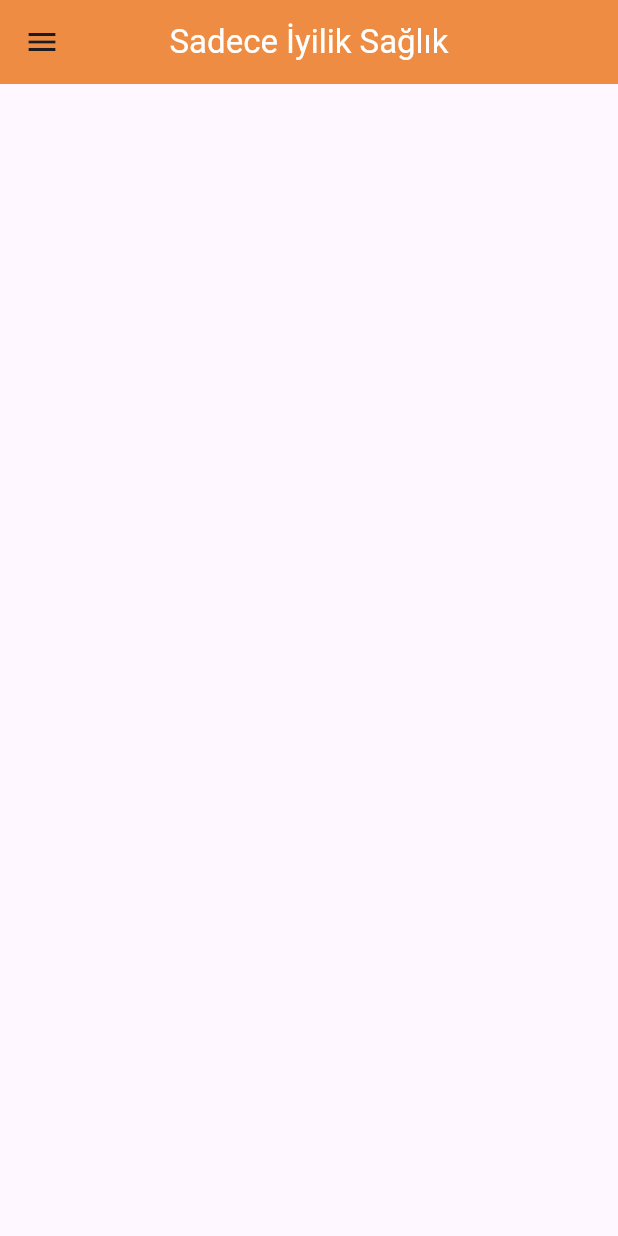
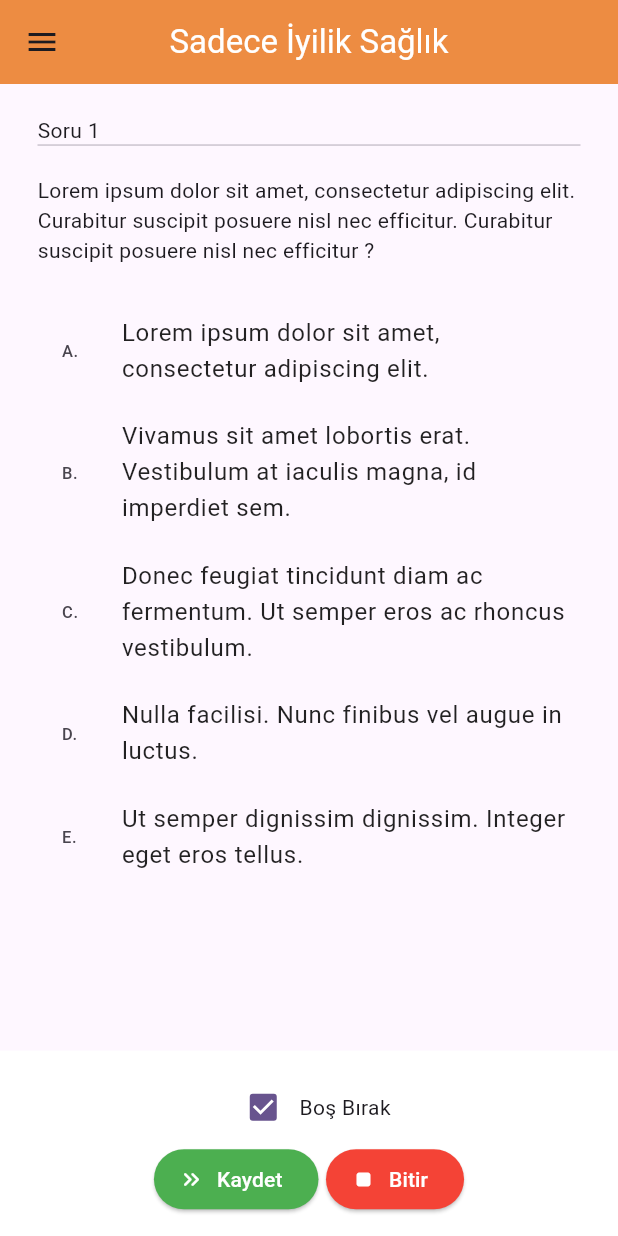
Before and after one commit to Sadece-Iyilik-Saglik/sadece_iylik_saglik, a Flutter app: the QuestionScreen screen opened directly, on a phone screen of 412 x 824 dp. Run offline on Flutter 3.47's test engine with Material 2 defaults, Android fonts, the phone set to English and light mode, and no system bars; our stand-ins replace flutter_otp_text_field.

Commit message:
Exam Screen is Updated

```diff
--- a/lib/core/viewmodel/exam_view_model.dart
+++ b/lib/core/viewmodel/exam_view_model.dart
@@ -7,7 +7,7 @@ class ExamViewModel {
     Exam(name: "Test 1", questions: [
       Question(
           content:
-              "Lorem ipsum dolor sit amet, consectetur adipiscing elit. Curabitur suscipit posuere nisl nec efficitur. Quisque aliquet arcu sed velit cursus venenatis ac non ligula. Pellentesque ac ullamcorper turpis, sed fringilla tellus. Sed et tellus odio. Vivamus quis suscipit urna. Proin sed rhoncus velit, vitae condimentum leo. Maecenas pulvinar turpis vitae tempus sagittis.",
+              "Lorem ipsum dolor sit amet, consectetur adipiscing elit. Curabitur suscipit posuere nisl nec efficitur. Curabitur suscipit posuere nisl nec efficitur ?",
           questionType: QuestionType.COKTAN_SECMELI,
           options: [
             "Lorem ipsum dolor sit amet, consectetur adipiscing elit.",
@@ -19,7 +19,7 @@ class ExamViewModel {
           trueOptionIndex: 2),
       Question(
           content:
-              "Lorem ipsum dolor sit amet, consectetur adipiscing elit. Curabitur suscipit posuere nisl nec efficitur. Quisque aliquet arcu sed velit cursus venenatis ac non ligula. Pellentesque ac ullamcorper turpis, sed fringilla tellus. Sed et tellus odio. Vivamus quis suscipit urna. Proin sed rhoncus velit, vitae condimentum leo. Maecenas pulvinar turpis vitae tempus sagittis.",
+              "Lorem ipsum dolor sit amet, consectetur adipiscing elit. Curabitur suscipit posuere nisl nec efficitur. Quisque aliquet arcu sed velit cursus venenatis ac non ligula. Pellentesque ac ullamcorper turpis, sed fringilla tellus. Sed et tellus odio. Vivamus quis suscipit urna. Proin sed rhoncus velit, vitae condimentum leo. Maecenas pulvinar turpis vitae tempus sagittis?",
           questionType: QuestionType.COKTAN_SECMELI,
           options: [
             "Lorem ipsum dolor sit amet, consectetur adipiscing elit.",
@@ -31,7 +31,7 @@ class ExamViewModel {
           trueOptionIndex: 2),
       Question(
           content:
-              "Lorem ipsum dolor sit amet, consectetur adipiscing elit. Curabitur suscipit posuere nisl nec efficitur. Quisque aliquet arcu sed velit cursus venenatis ac non ligula. Pellentesque ac ullamcorper turpis, sed fringilla tellus. Sed et tellus odio. Vivamus quis suscipit urna. Proin sed rhoncus velit, vitae condimentum leo. Maecenas pulvinar turpis vitae tempus sagittis.",
+              "Lorem ipsum dolor sit amet, consectetur adipiscing elit. Curabitur suscipit posuere nisl nec efficitur. Quisque aliquet arcu sed velit cursus venenatis ac non ligula. Pellentesque ac ullamcorper turpis, sed fringilla tellus. Sed et tellus odio. Vivamus quis suscipit urna. Proin sed rhoncus velit, vitae condimentum leo. Maecenas pulvinar turpis vitae tempus sagittis?",
           questionType: QuestionType.COKTAN_SECMELI,
           options: [
             "Lorem ipsum dolor sit amet, consectetur adipiscing elit.",
@@ -43,7 +43,7 @@ class ExamViewModel {
           trueOptionIndex: 2),
       Question(
           content:
-              "Lorem ipsum dolor sit amet, consectetur adipiscing elit. Curabitur suscipit posuere nisl nec efficitur. Quisque aliquet arcu sed velit cursus venenatis ac non ligula. Pellentesque ac ullamcorper turpis, sed fringilla tellus. Sed et tellus odio. Vivamus quis suscipit urna. Proin sed rhoncus velit, vitae condimentum leo. Maecenas pulvinar turpis vitae tempus sagittis.",
+              "Lorem ipsum dolor sit amet, consectetur adipiscing elit. Curabitur suscipit posuere nisl nec efficitur. Quisque aliquet arcu sed velit cursus venenatis ac non ligula. Pellentesque ac ullamcorper turpis, sed fringilla tellus. Sed et tellus odio. Vivamus quis suscipit urna. Proin sed rhoncus velit, vitae condimentum leo. Maecenas pulvinar turpis vitae tempus sagittis?",
           questionType: QuestionType.COKTAN_SECMELI,
           options: [
             "Lorem ipsum dolor sit amet, consectetur adipiscing elit.",
@@ -55,7 +55,7 @@ class ExamViewModel {
           trueOptionIndex: 2),
       Question(
           content:
-              "Lorem ipsum dolor sit amet, consectetur adipiscing elit. Curabitur suscipit posuere nisl nec efficitur. Quisque aliquet arcu sed velit cursus venenatis ac non ligula. Pellentesque ac ullamcorper turpis, sed fringilla tellus. Sed et tellus odio. Vivamus quis suscipit urna. Proin sed rhoncus velit, vitae condimentum leo. Maecenas pulvinar turpis vitae tempus sagittis.",
+              "Lorem ipsum dolor sit amet, consectetur adipiscing elit. Curabitur suscipit posuere nisl nec efficitur. Quisque aliquet arcu sed velit cursus venenatis ac non ligula. Pellentesque ac ullamcorper turpis, sed fringilla tellus. Sed et tellus odio. Vivamus quis suscipit urna. Proin sed rhoncus velit, vitae condimentum leo. Maecenas pulvinar turpis vitae tempus sagittis?",
           questionType: QuestionType.COKTAN_SECMELI,
           options: [
             "Lorem ipsum dolor sit amet, consectetur adipiscing elit.",
--- a/lib/view/question/question_screen.dart
+++ b/lib/view/question/question_screen.dart
@@ -1,6 +1,8 @@
 import 'package:flutter/material.dart';
+import 'package:sadece_iylik_saglik/core/base/state/base_state.dart';
 
 import 'package:sadece_iylik_saglik/core/base/view/base_view.dart';
+import 'package:sadece_iylik_saglik/core/components/dialog/custom_dialog.dart';
 import 'package:sadece_iylik_saglik/core/viewmodel/exam_view_model.dart';
 
 import '../../core/model/exam_model.dart';
@@ -12,9 +14,9 @@ class QuestionScreen extends StatefulWidget {
   State<QuestionScreen> createState() => _QuestionScreenState();
 }
 
-class _QuestionScreenState extends State<QuestionScreen> {
+class _QuestionScreenState extends BaseState<QuestionScreen> {
   List<Exam> get ex => ExamViewModel.allExams;
-
+  int selectedOption = -1;
   @override
   Widget build(BuildContext context) {
     return BaseView(
@@ -29,10 +31,16 @@ class _QuestionScreenState extends State<QuestionScreen> {
   Widget get scaffoldBody => Scaffold(
         drawer: drawer,
         appBar: appBar,
-        body: const SafeArea(
+        bottomNavigationBar: bottomBar,
+        body: SafeArea(
           child: SingleChildScrollView(
             child: Column(
-              children: [],
+              children: [
+                ...examNumberArea,
+                contentArea,
+                ...List.generate(ex.first.questions.first.options.length,
+                    (index) => optionArea(ex.first.questions.first.options[index], index)),
+              ],
             ),
           ),
         ),
@@ -46,7 +54,7 @@ class _QuestionScreenState extends State<QuestionScreen> {
         ),
         backgroundColor: const Color(0xFFED8C42),
         // backgroundColor: themeData.primaryColor,
-        actions: [],
+        actions: const [],
       );
 
   Widget get drawer => Drawer(
@@ -66,10 +74,7 @@ class _QuestionScreenState extends State<QuestionScreen> {
               alignment: Alignment.center,
               child: const Text(
                 "Komite 1\nDers 1", // Replace with your quiz title
-                style: TextStyle(
-                    color: Colors.white,
-                    fontSize: 30,
-                    fontWeight: FontWeight.bold),
+                style: TextStyle(color: Colors.white, fontSize: 30, fontWeight: FontWeight.bold),
               ),
             ),
             Expanded(
@@ -83,21 +88,17 @@ class _QuestionScreenState extends State<QuestionScreen> {
                     padding: const EdgeInsets.all(18.0),
                     child: ElevatedButton(
                       style: ButtonStyle(
-                        backgroundColor:
-                            MaterialStateProperty.all(Colors.white),
-                        shape:
-                            MaterialStateProperty.all<RoundedRectangleBorder>(
+                        backgroundColor: MaterialStateProperty.all(Colors.white),
+                        shape: MaterialStateProperty.all<RoundedRectangleBorder>(
                           RoundedRectangleBorder(
-                            borderRadius:
-                                BorderRadius.circular(10), // Rectangle shape
+                            borderRadius: BorderRadius.circular(10), // Rectangle shape
                           ),
                         ),
                       ),
                       onPressed: () {},
                       child: Text(
                         "${index + 1}",
-                        style:
-                            const TextStyle(color: Colors.black, fontSize: 14),
+                        style: const TextStyle(color: Colors.black, fontSize: 14),
                       ),
                     ),
                   );
@@ -116,11 +117,9 @@ class _QuestionScreenState extends State<QuestionScreen> {
                       },
                       style: ButtonStyle(
                         backgroundColor: MaterialStateProperty.all(Colors.blue),
-                        shape:
-                            MaterialStateProperty.all<RoundedRectangleBorder>(
+                        shape: MaterialStateProperty.all<RoundedRectangleBorder>(
                           RoundedRectangleBorder(
-                            borderRadius:
-                                BorderRadius.circular(10), // Rectangle shape
+                            borderRadius: BorderRadius.circular(10), // Rectangle shape
                           ),
                         ),
                       ),
@@ -138,11 +137,9 @@ class _QuestionScreenState extends State<QuestionScreen> {
                       },
                       style: ButtonStyle(
                         backgroundColor: MaterialStateProperty.all(Colors.red),
-                        shape:
-                            MaterialStateProperty.all<RoundedRectangleBorder>(
+                        shape: MaterialStateProperty.all<RoundedRectangleBorder>(
                           RoundedRectangleBorder(
-                            borderRadius:
-                                BorderRadius.circular(10), // Rectangle shape
+                            borderRadius: BorderRadius.circular(10), // Rectangle shape
                           ),
                         ),
                       ),
@@ -158,4 +155,134 @@ class _QuestionScreenState extends State<QuestionScreen> {
           ],
         ),
       );
+
+  Widget get bottomBar => BottomAppBar(
+        elevation: 100,
+        height: dynamicHeight(0.15),
+        color: Colors.white,
+        surfaceTintColor: Colors.white,
+        child: Center(
+          child: Column(
+            mainAxisAlignment: MainAxisAlignment.center,
+            children: [
+              Row(
+                mainAxisAlignment: MainAxisAlignment.center,
+                children: [
+                  Checkbox(
+                    value: selectedOption == -1,
+                    onChanged: (value) => setState(() {
+                      value == true ? selectedOption = -1 : selectedOption = -2;
+                    }),
+                  ),
+                  const Text("Boş Bırak"),
+                ],
+              ),
+              Row(
+                mainAxisAlignment: MainAxisAlignment.center,
+                children: [
+                  ElevatedButton.icon(
+                    onPressed: () {
+                      if (selectedOption + 1 > ex.first.questions.first.options.length || selectedOption + 1 < 0) {
+                        CustomDialog.buildCustomDialog(
+                                context: context,
+                                title: "Hiçbir cevap seçmediniz !",
+                                content:
+                                    "Soruya herhangi bir cevap vermeden geçemezsiniz.\n\"Boş Bırak\" olarak işaretlemek istiyor musunuz?",
+                                width: dynamicWidth(0.9))
+                            .then((value) {
+                          if (value == -1) {
+                            setState(() {
+                              selectedOption = -1;
+                            });
+                          }
+                        });
+                      }
+                    },
+                    icon: const Icon(Icons.keyboard_double_arrow_right_rounded),
+                    label: const Text("Kaydet"),
+                    style: const ButtonStyle(
+                        backgroundColor: MaterialStatePropertyAll(Colors.green),
+                        foregroundColor: MaterialStatePropertyAll(Colors.white)),
+                  ),
+                  const SizedBox(
+                    width: 5,
+                  ),
+                  ElevatedButton.icon(
+                    onPressed: () {
+                      CustomDialog.buildCustomDialog(
+                              context: context,
+                              title: "Sınavı Bitir",
+                              content:
+                                  "Sınavınızı bitirdiğinizden emin olun!\nEğer evet derseniz sınavınız sonlandırılacak",
+                              width: dynamicWidth(0.9))
+                          .then((value) {
+                        if (value == -1) {
+                          ScaffoldMessenger.of(context)
+                              .showSnackBar(const SnackBar(content: Text("Sınavınız tamamlandı...")));
+                        }
+                      });
+                    },
+                    icon: const Icon(Icons.stop_rounded),
+                    label: const Text("Bitir"),
+                    style: const ButtonStyle(
+                        backgroundColor: MaterialStatePropertyAll(Colors.red),
+                        foregroundColor: MaterialStatePropertyAll(Colors.white)),
+                  ),
+                ],
+              )
+            ],
+          ),
+        ),
+      );
+
+  List<Widget> get examNumberArea => [
+        Container(
+            width: double.maxFinite,
+            height: dynamicHeight(0.05),
+            alignment: Alignment.bottomLeft,
+            padding: const EdgeInsets.symmetric(horizontal: 25),
+            child: const Text(
+              "Soru 1",
+            )),
+        const Divider(
+          indent: 25,
+          endIndent: 25,
+          height: 0,
+        )
+      ];
+
+  Padding get contentArea => Padding(
+        padding: const EdgeInsets.symmetric(horizontal: 25, vertical: 20),
+        child: Text(ex.first.questions.first.content),
+      );
+
+  Widget optionArea(String option, int i) {
+    return Padding(
+      padding: const EdgeInsets.only(left: 25, top: 5, right: 5),
+      child: ListTile(
+        shape: RoundedRectangleBorder(borderRadius: BorderRadius.circular(15)),
+        tileColor: selectedOption == i ? Colors.grey.shade200 : null,
+        onTap: () {
+          setState(() {
+            selectedOption = i;
+          });
+        },
+        leading: Text(i == 0
+            ? "A. "
+            : i == 1
+                ? "B. "
+                : i == 2
+                    ? "C. "
+                    : i == 3
+                        ? "D. "
+                        : i == 4
+                            ? "E. "
+                            : "x"),
+        title: Text(
+          option,
+          style: themeData.textTheme.bodyMedium,
+        ),
+      ),
+    );
+  }
 }
--- a/pubspec.yaml
+++ b/pubspec.yaml
@@ -36,7 +36,8 @@ dependencies:
   # Use with the CupertinoIcons class for iOS style icons.
   cupertino_icons: ^1.0.2
   flutter_otp_text_field: ^1.1.1
-
+  google_fonts: ^6.1.0
+  auto_size_text: ^3.0.0
 dev_dependencies:
   flutter_test:
     sdk: flutter
```
Also changed, not shown: lib/core/components/dialog/custom_dialog.dart (added, +95 -0 lines), pubspec.lock, 1 other file.
